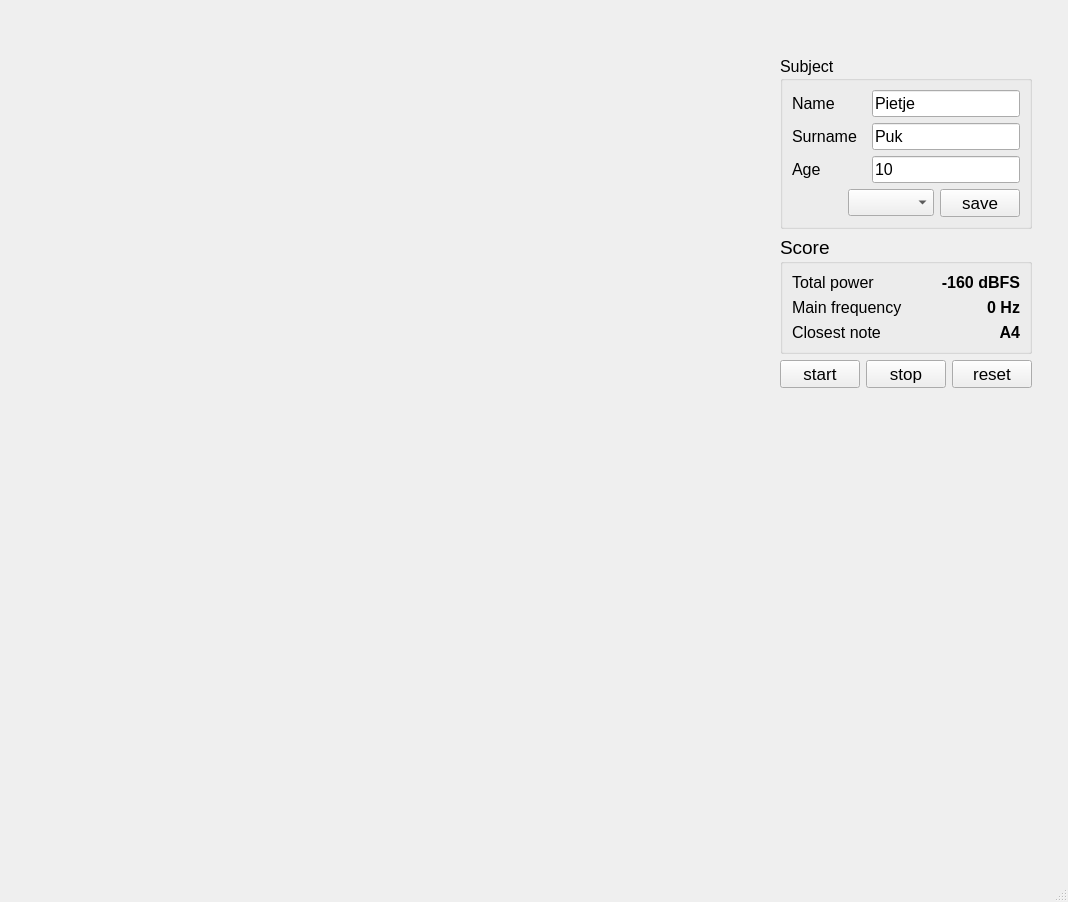
Old version of the form ui/plots.ui in the repository jens-j/krijseenprijs.
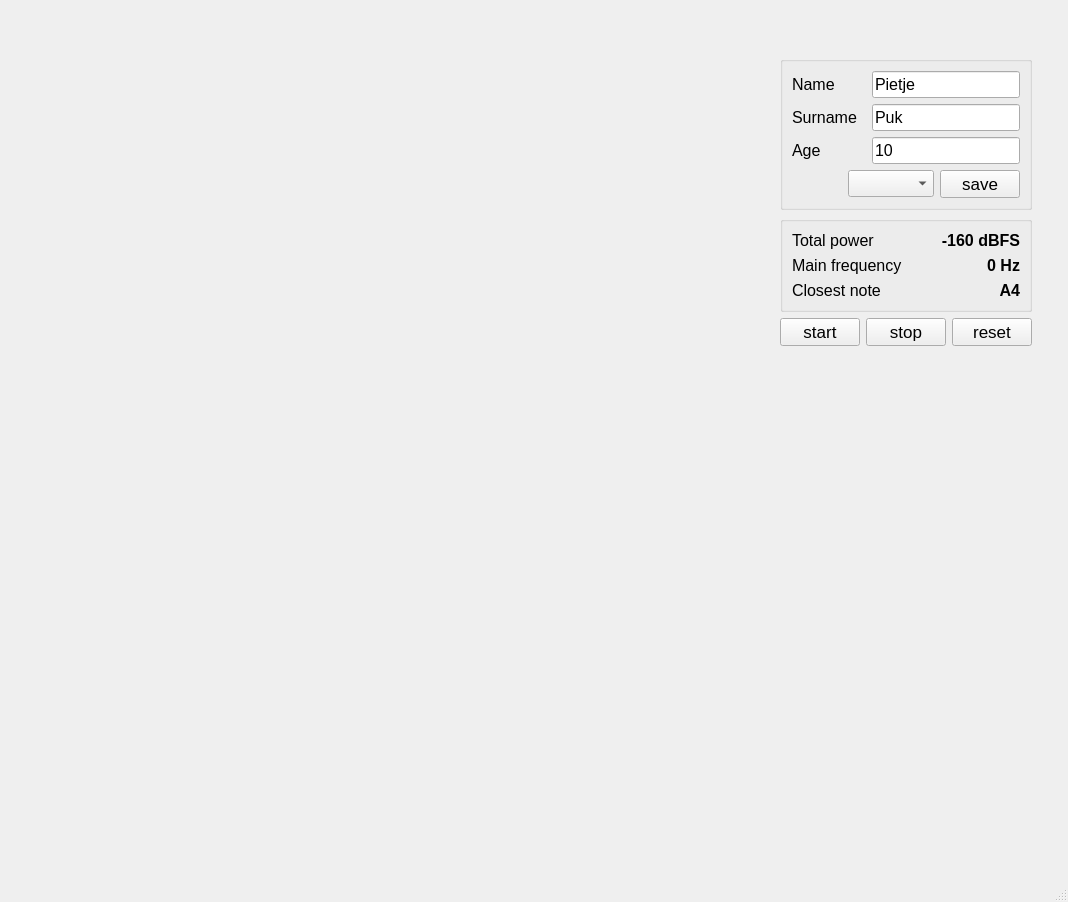
New version of the form. Custom widgets are drawn as their Qt base class.

Diff of the .ui file:
```diff
--- a/ui/plots.ui
+++ b/ui/plots.ui
@@ -109,7 +109,7 @@
                 </font>
                </property>
                <property name="title">
-                <string>Subject</string>
+                <string/>
                </property>
                <layout class="QVBoxLayout" name="verticalLayout_6">
                 <item>
@@ -284,7 +284,7 @@
                 </font>
                </property>
                <property name="title">
-                <string>Score</string>
+                <string/>
                </property>
                <layout class="QVBoxLayout" name="verticalLayout_5">
                 <item>
@@ -472,6 +472,12 @@
    <header>pyqtgraph.h</header>
    <container>1</container>
   </customwidget>
+  <customwidget>
+   <class>MyQWidget</class>
+   <extends>QWidget</extends>
+   <header>kep</header>
+   <container>1</container>
+  </customwidget>
  </customwidgets>
  <resources/>
  <connections/>
```
Left out of the diff: 4 changed lines with no effect on the pictures.
